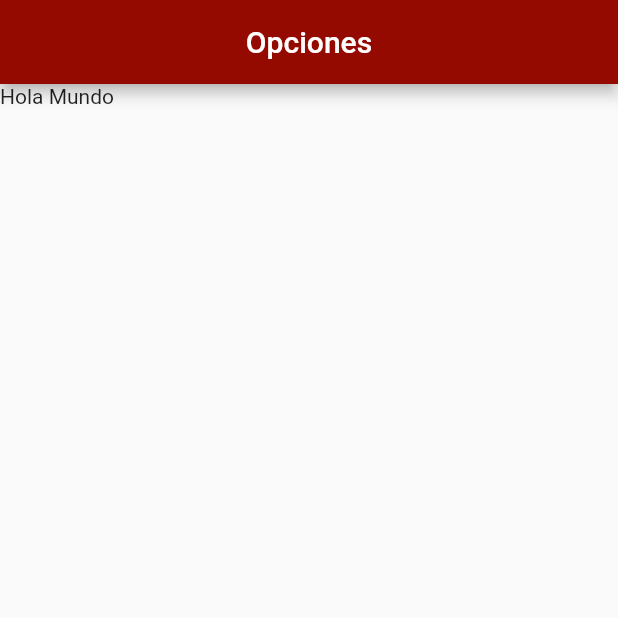
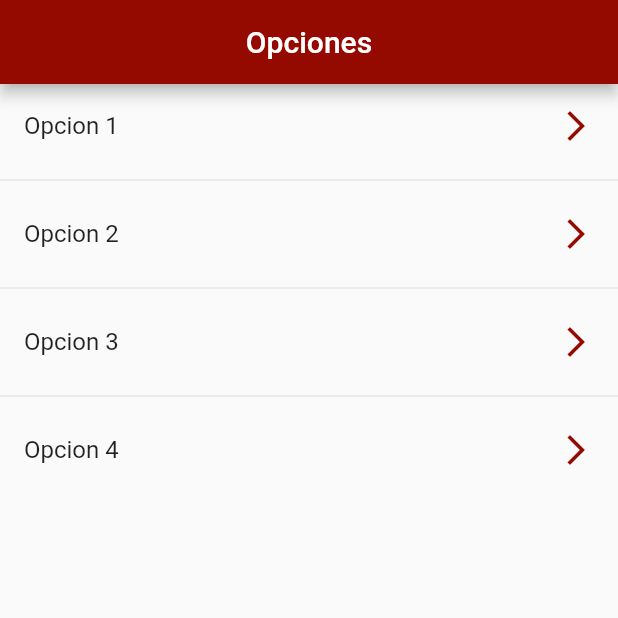
Before and after one commit to 4rtemis-25/project_1, a Flutter app: the screen it shows after launch, on a phone screen of 412 x 824 dp, the top half of it. Run offline on Flutter 3.47's test engine with Material 2 defaults, Android fonts, the phone set to English and light mode, and no system bars.

Commit message:
cambio en listview

```diff
--- a/lib/Screens/listview_screen.dart
+++ b/lib/Screens/listview_screen.dart
@@ -1,6 +1,12 @@
 import 'package:flutter/material.dart';
 
 class ListViewScreen extends StatelessWidget {
+  final options = const [
+    'Opcion 1',
+        'Opcion 2',
+        'Opcion 3',
+        'Opcion 4',
+  ];
 
   const ListViewScreen({Key? key}) : super(key: key);
 
@@ -13,8 +19,13 @@ class ListViewScreen extends StatelessWidget {
         backgroundColor: const Color.fromARGB(255, 149, 10, 0),
       ),
       body: ListView(
-        children: const [
-          Text('Hola Mundo')
+        children: [
+          ...options
+              .map((opcion) => ListTile(
+                    title: Text(opcion),
+                    trailing: const Icon(Icons.arrow_forward_ios_outlined),
+                  ))
+              .toList()
         ],
       ),
     );
--- /dev/null
+++ b/lib/Screens/listview_screen2.dart
@@ -0,0 +1,35 @@
+import 'package:flutter/material.dart';
+
+class ListViewScreen2 extends StatelessWidget {
+  final options = const [
+    'Opcion 1',
+        'Opcion 2',
+        'Opcion 3',
+        'Opcion 4',
+  ];
+
+  const ListViewScreen2({Key? key}) : super(key: key);
+
+  @override
+  Widget build(BuildContext context) {
+    return Scaffold(
+      appBar: AppBar(
+        title: const Text('Opciones'),
+        centerTitle: true,
+        backgroundColor: const Color.fromARGB(255, 149, 10, 0),
+      ),
+      body: ListView.separated(
+        itemCount: options.length,
+        itemBuilder: (context, index) => ListTile(
+          title: Text(options[index]),
+          trailing: const Icon(Icons.arrow_forward_ios_outlined, color: Color.fromARGB(255, 149, 10, 0),),
+          onTap: () {
+            final game = options[index];
+            print(game);
+          },
+        ),
+        separatorBuilder: ( _ , __) => const Divider(),
+      ),
+    );
+  }
+}
--- a/lib/main.dart
+++ b/lib/main.dart
@@ -1,5 +1,6 @@
 import 'package:flutter/material.dart';
-import 'package:project_1/Screens/listview_screen.dart';
+// import 'package:project_1/Screens/listview_screen.dart';
+import 'package:project_1/Screens/listview_screen2.dart';
 
 void main() => runApp(const MyApp());
 
@@ -11,7 +12,7 @@ class MyApp extends StatelessWidget {
     return const MaterialApp(
       debugShowCheckedModeBanner: false,
       title: 'Material App',
-      home: ListViewScreen()
+      home: ListViewScreen2()
     );
   }
 }
```
